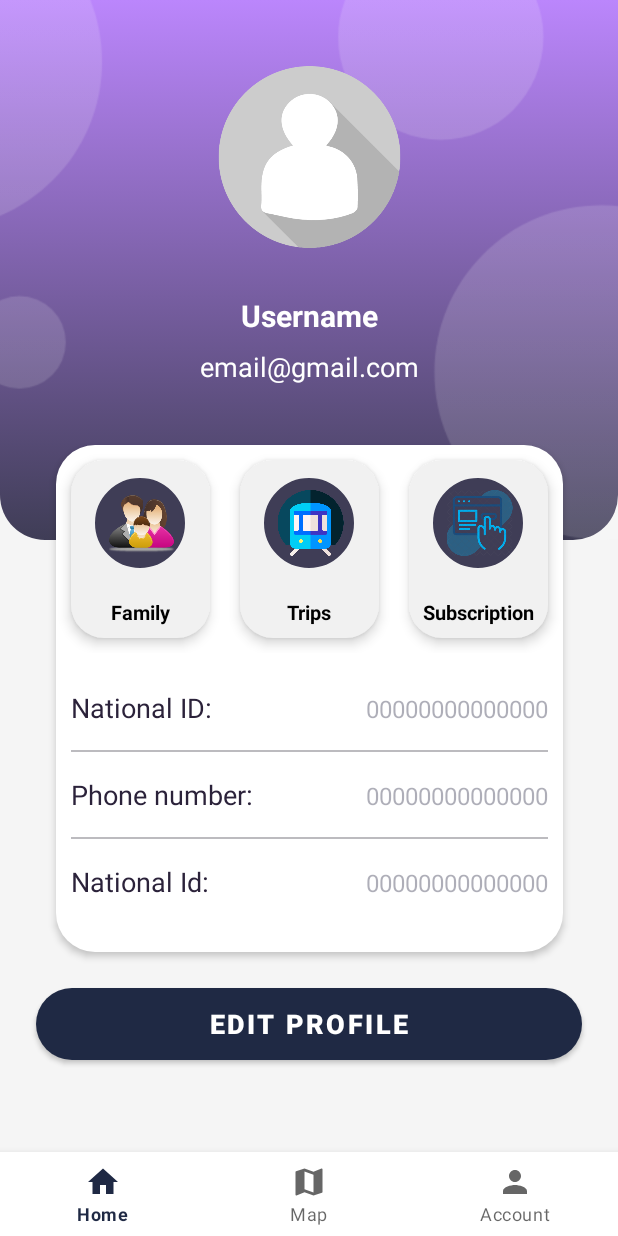
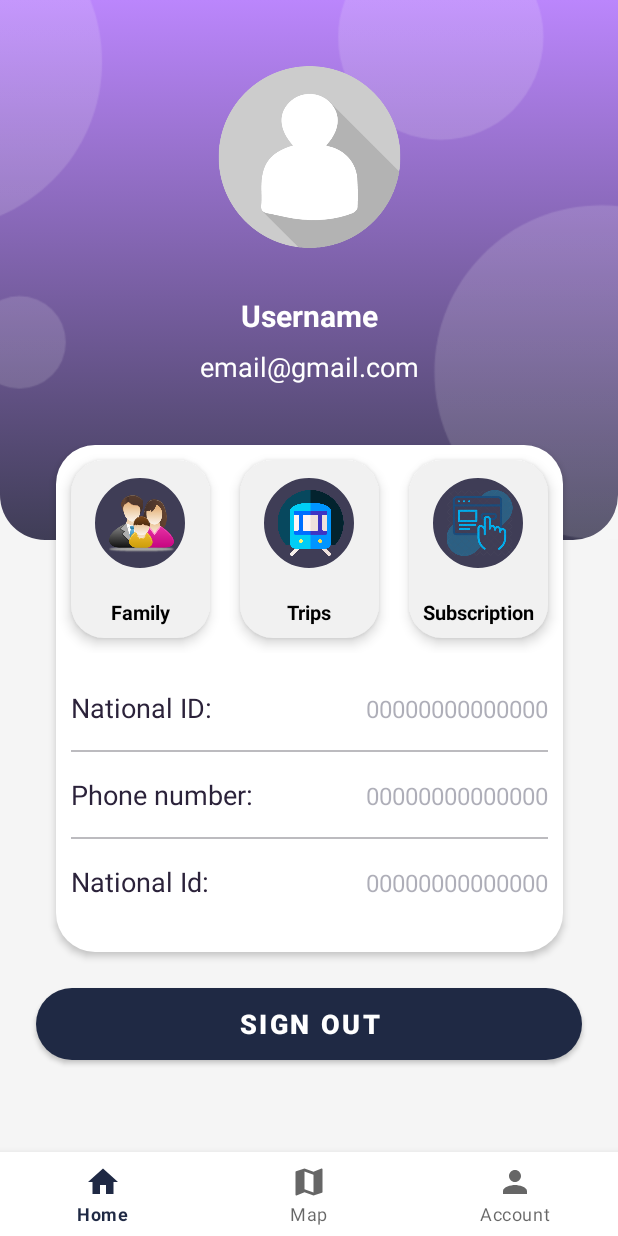
Before and after one commit to MohamedEssam70/SUBWAY, an Android app: the fragment AccountFragment placed in its activity, on a phone screen of 412 x 824 dp. Run offline under Robolectric (Android 15) with nearby library versions, the phone set to English and light mode, and no system bars; our stand-ins replace Firebase (no records; nobody signed in at launch, a user with empty details on screens opened directly).

Commit message:
keep the user logged in sign out added

```diff
--- a/app/src/main/java/com/example/subway/AccountFragment.java
+++ b/app/src/main/java/com/example/subway/AccountFragment.java
@@ -9,10 +9,12 @@ import androidx.fragment.app.Fragment;
 import android.view.LayoutInflater;
 import android.view.View;
 import android.view.ViewGroup;
+import android.widget.Button;
 import android.widget.LinearLayout;
 import android.widget.TextView;
 import android.widget.Toast;
 
+import com.google.firebase.auth.FirebaseAuth;
 import com.google.firebase.database.DataSnapshot;
 import com.google.firebase.database.DatabaseError;
 import com.google.firebase.database.DatabaseReference;
@@ -83,7 +85,7 @@ public class AccountFragment extends Fragment {
                 startActivity(new Intent(getActivity(), TripHistory.class));
             }
         });
-
+        Button signOutButton = (Button) view.findViewById(R.id.signOut) ;
         TextView userNameTxt = (TextView) view.findViewById(R.id.userName);
         TextView emailTxt = (TextView) view.findViewById(R.id.email);
         TextView phoneNumberTxt = (TextView) view.findViewById(R.id.phoneNumber);
@@ -113,6 +115,15 @@ public class AccountFragment extends Fragment {
 
         });
 
+        signOutButton.setOnClickListener(new View.OnClickListener() {
+            @Override
+            public void onClick(View v) {
+                FirebaseAuth.getInstance().signOut();
+                startActivity(new Intent(getActivity(),Login.class));
+                getActivity().finish();
+            }
+        });
+
         // Inflate the layout for this fragment
         return view;
     }
--- a/app/src/main/java/com/example/subway/MainActivity.java
+++ b/app/src/main/java/com/example/subway/MainActivity.java
@@ -8,18 +8,19 @@ import androidx.fragment.app.FragmentTransaction;
 import android.os.Bundle;
 
 import com.example.subway.databinding.ActivityMainBinding;
+import com.google.firebase.auth.FirebaseAuth;
 
 public class MainActivity extends AppCompatActivity {
-    public static String userUID;
+    public static String userUID ;
 
     ActivityMainBinding binding;
     @Override
-    protected void onCreate(Bundle savedInstanceState) {
+        protected void onCreate(Bundle savedInstanceState) {
+        userUID = FirebaseAuth.getInstance().getUid();
         super.onCreate(savedInstanceState);
         binding = ActivityMainBinding.inflate(getLayoutInflater());
         setContentView(binding.getRoot());
         replaceFragment(new HomeFragment());
-        userUID = getIntent().getStringExtra("userID");
 
         binding.bottomNavigationView.setOnItemSelectedListener(item -> {
             switch (item.getItemId()){
--- a/app/src/main/res/layout/fragment_account.xml
+++ b/app/src/main/res/layout/fragment_account.xml
@@ -341,14 +341,14 @@
                 </androidx.constraintlayout.widget.ConstraintLayout>
 
                 <Button
-                    android:id="@+id/button"
+                    android:id="@+id/signOut"
                     android:layout_width="match_parent"
                     android:layout_height="wrap_content"
                     android:layout_marginStart="24dp"
                     android:layout_marginEnd="24dp"
                     android:layout_marginBottom="20dp"
                     android:background="@drawable/button_background"
-                    android:text="Edit Profile"
+                    android:text="Sign out"
                     android:textColor="#ffffff"
                     android:textSize="18sp"
                     android:textStyle="bold" />
```
Also changed, not shown: app/src/main/java/com/example/subway/Login.java (+9 -2 lines).
